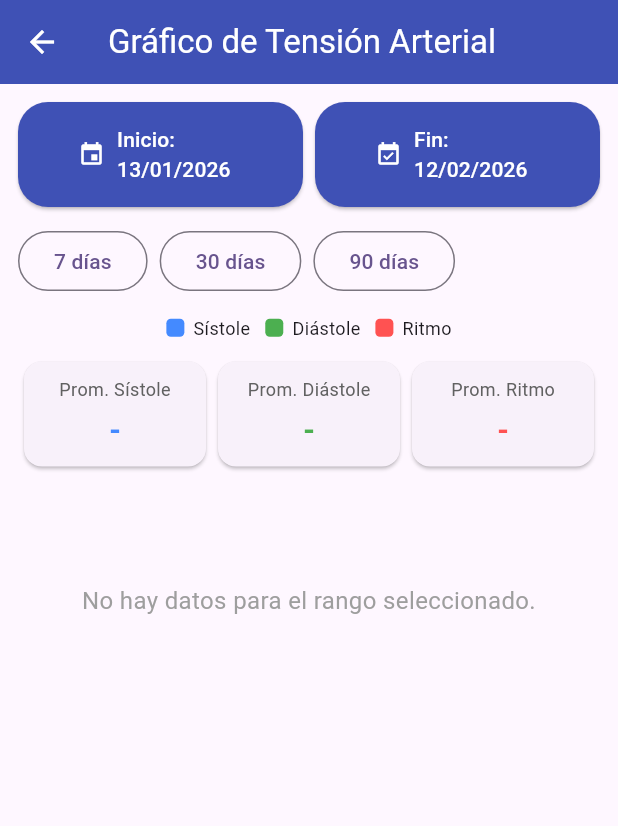
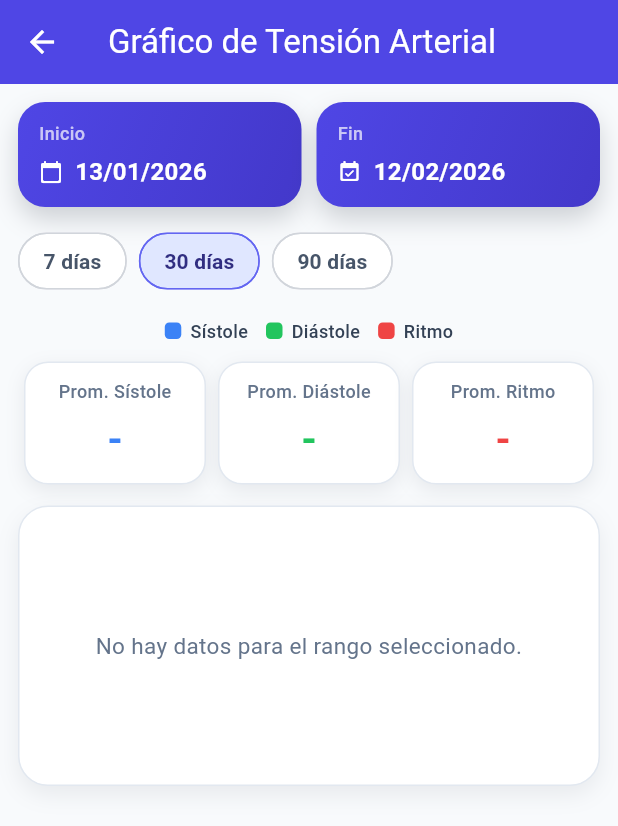
Before and after one commit to alejozd/tomatension, a Flutter app: the VerGraficoPage screen opened directly, on a phone screen of 412 x 824 dp. Shown: the top 826 px of the screen. Run offline on Flutter 3.47's test engine with Material 3 defaults, Android fonts, the phone set to English and light mode, and no system bars; our stand-ins replace fl_chart, package_info_plus, permission_handler, progress_state_button, share_plus, shared_preferences and 2 more; missing offline and left inert: animated_button, excel; accounts and stored records are empty.

Commit message:
Moderniza la UI del gráfico con diseño y animaciones

```diff
--- a/lib/pages/ver_grafico_page.dart
+++ b/lib/pages/ver_grafico_page.dart
@@ -15,12 +15,17 @@ class VerGraficoPage extends StatefulWidget {
 class _VerGraficoPageState extends State<VerGraficoPage> {
   final DatabaseService _dbService = DatabaseService();
 
+  static const Color _sistoleColor = Color(0xFF3B82F6);
+  static const Color _diastoleColor = Color(0xFF22C55E);
+  static const Color _ritmoColor = Color(0xFFEF4444);
+
   List<TensionData> _tensionData = [];
   DateTime _selectedStartDate = DateTime.now().subtract(const Duration(days: 30));
   DateTime _selectedEndDate = DateTime.now();
 
   bool _isLoading = false;
   String? _errorMessage;
+  int _selectedQuickRange = 30;
 
   @override
   void initState() {
@@ -63,6 +68,7 @@ class _VerGraficoPageState extends State<VerGraficoPage> {
       if (!mounted) {
         return;
       }
+
       setState(() {
         _isLoading = false;
       });
@@ -83,6 +89,7 @@ class _VerGraficoPageState extends State<VerGraficoPage> {
 
     setState(() {
       _selectedStartDate = picked;
+      _selectedQuickRange = 0;
       if (_selectedStartDate.isAfter(_selectedEndDate)) {
         _selectedEndDate = _selectedStartDate;
       }
@@ -105,6 +112,7 @@ class _VerGraficoPageState extends State<VerGraficoPage> {
 
     setState(() {
       _selectedEndDate = picked;
+      _selectedQuickRange = 0;
     });
 
     _fetchData();
@@ -112,49 +120,83 @@ class _VerGraficoPageState extends State<VerGraficoPage> {
 
   void _applyQuickRange(int days) {
     setState(() {
+      _selectedQuickRange = days;
       _selectedEndDate = DateTime.now();
       _selectedStartDate = _selectedEndDate.subtract(Duration(days: days));
     });
+
     _fetchData();
   }
 
   double _calculateChartWidth() {
-    final double baseWidth = MediaQuery.of(context).size.width - 26;
-    const double minPointWidth = 44;
+    final double baseWidth = MediaQuery.of(context).size.width - 44;
+    const double minPointWidth = 38;
     return (_tensionData.length * minPointWidth).clamp(baseWidth, double.infinity);
   }
 
-  Widget _buildLegendItem(Color color, String text) {
-    return Row(
-      mainAxisSize: MainAxisSize.min,
-      children: [
-        Container(
-          width: 12,
-          height: 12,
-          decoration: BoxDecoration(
-            color: color,
-            borderRadius: BorderRadius.circular(3),
-          ),
-        ),
-        const SizedBox(width: 6),
-        Text(text, style: const TextStyle(fontSize: 12)),
-      ],
-    );
+  int? _averageBy(int Function(TensionData item) selector) {
+    if (_tensionData.isEmpty) {
+      return null;
+    }
+
+    final total = _tensionData.fold<int>(0, (sum, item) => sum + selector(item));
+    return (total / _tensionData.length).round();
   }
 
-  Widget _buildMetricCard(String label, int? value, Color color) {
+  Widget _buildDateCard({
+    required String title,
+    required DateTime date,
+    required IconData icon,
+    required VoidCallback onTap,
+  }) {
     return Expanded(
-      child: Card(
-        elevation: 1,
-        child: Padding(
-          padding: const EdgeInsets.symmetric(horizontal: 12, vertical: 10),
+      child: InkWell(
+        onTap: onTap,
+        borderRadius: BorderRadius.circular(18),
+        child: Ink(
+          decoration: BoxDecoration(
+            borderRadius: BorderRadius.circular(18),
+            gradient: const LinearGradient(
+              colors: [Color(0xFF4F46E5), Color(0xFF4338CA)],
+              begin: Alignment.topLeft,
+              end: Alignment.bottomRight,
+            ),
+            boxShadow: const [
+              BoxShadow(
+                color: Color(0x331F2937),
+                blurRadius: 14,
+                offset: Offset(0, 8),
+              ),
+            ],
+          ),
+          padding: const EdgeInsets.symmetric(horizontal: 14, vertical: 12),
           child: Column(
+            crossAxisAlignment: CrossAxisAlignment.start,
             children: [
-              Text(label, style: TextStyle(fontSize: 12, color: Colors.grey.shade700)),
-              const SizedBox(height: 4),
               Text(
-                value?.toString() ?? '-',
-                style: TextStyle(fontWeight: FontWeight.bold, fontSize: 20, color: color),
+                title,
+                style: const TextStyle(
+                  color: Colors.white70,
+                  fontSize: 12,
+                  fontWeight: FontWeight.w500,
+                ),
+              ),
+              const SizedBox(height: 6),
+              Row(
+                children: [
+                  Icon(icon, color: Colors.white, size: 16),
+                  const SizedBox(width: 8),
+                  Expanded(
+                    child: Text(
+                      DateFormat('dd/MM/yyyy').format(date),
+                      style: const TextStyle(
+                        color: Colors.white,
+                        fontWeight: FontWeight.w700,
+                        fontSize: 16,
+                      ),
+                    ),
+                  ),
+                ],
               ),
             ],
           ),
@@ -163,25 +205,146 @@ class _VerGraficoPageState extends State<VerGraficoPage> {
     );
   }
 
-  int? _averageBy(int Function(TensionData item) selector) {
-    if (_tensionData.isEmpty) {
-      return null;
-    }
-    final total = _tensionData.fold<int>(0, (sum, item) => sum + selector(item));
-    return (total / _tensionData.length).round();
+  Widget _buildRangeSelector() {
+    return Wrap(
+      spacing: 8,
+      children: [
+        _rangeChip(7),
+        _rangeChip(30),
+        _rangeChip(90),
+      ],
+    );
+  }
+
+  Widget _rangeChip(int days) {
+    final selected = _selectedQuickRange == days;
+    return ChoiceChip(
+      label: Text('$days días'),
+      selected: selected,
+      onSelected: (_) => _applyQuickRange(days),
+      backgroundColor: Colors.white,
+      selectedColor: const Color(0xFFE0E7FF),
+      labelStyle: TextStyle(
+        color: selected ? const Color(0xFF312E81) : const Color(0xFF475569),
+        fontWeight: FontWeight.w600,
+      ),
+      side: BorderSide(
+        color: selected ? const Color(0xFF6366F1) : const Color(0xFFD1D5DB),
+      ),
+      shape: RoundedRectangleBorder(borderRadius: BorderRadius.circular(26)),
+      showCheckmark: false,
+    );
+  }
+
+  Widget _buildLegendItem(Color color, String text) {
+    return Row(
+      mainAxisSize: MainAxisSize.min,
+      children: [
+        Container(
+          width: 11,
+          height: 11,
+          decoration: BoxDecoration(
+            color: color,
+            borderRadius: BorderRadius.circular(3),
+          ),
+        ),
+        const SizedBox(width: 6),
+        Text(
+          text,
+          style: const TextStyle(
+            fontSize: 12,
+            color: Color(0xFF334155),
+            fontWeight: FontWeight.w500,
+          ),
+        ),
+      ],
+    );
+  }
+
+  Widget _buildMetricCard({
+    required String label,
+    required int? value,
+    required Color color,
+  }) {
+    return Expanded(
+      child: Container(
+        margin: const EdgeInsets.symmetric(horizontal: 4),
+        padding: const EdgeInsets.symmetric(horizontal: 10, vertical: 10),
+        decoration: BoxDecoration(
+          color: Colors.white,
+          borderRadius: BorderRadius.circular(16),
+          border: Border.all(color: const Color(0xFFE2E8F0)),
+          boxShadow: const [
+            BoxShadow(
+              color: Color(0x140F172A),
+              blurRadius: 10,
+              offset: Offset(0, 4),
+            ),
+          ],
+        ),
+        child: Column(
+          children: [
+            Text(
+              label,
+              style: const TextStyle(
+                fontSize: 12,
+                color: Color(0xFF64748B),
+                fontWeight: FontWeight.w500,
+              ),
+            ),
+            const SizedBox(height: 6),
+            Text(
+              value?.toString() ?? '-',
+              style: TextStyle(
+                fontSize: 26,
+                color: color,
+                fontWeight: FontWeight.w700,
+              ),
+            ),
+          ],
+        ),
+      ),
+    );
+  }
+
+  LineChartBarData _lineData(
+    List<FlSpot> spots,
+    Color color,
+    bool withArea,
+  ) {
+    return LineChartBarData(
+      spots: spots,
+      isCurved: true,
+      curveSmoothness: 0.28,
+      color: color,
+      barWidth: 3,
+      isStrokeCapRound: true,
+      dotData: const FlDotData(show: false),
+      belowBarData: BarAreaData(
+        show: withArea,
+        gradient: LinearGradient(
+          begin: Alignment.topCenter,
+          end: Alignment.bottomCenter,
+          colors: [
+            color.withOpacity(0.22),
+            color.withOpacity(0.01),
+          ],
+        ),
+      ),
+    );
   }
 
   LineChartData _buildChartData() {
     final List<FlSpot> sistoleSpots = [];
     final List<FlSpot> diastoleSpots = [];
-    final List<FlSpot> ritmoCardiacoSpots = [];
+    final List<FlSpot> ritmoSpots = [];
 
     for (int i = 0; i < _tensionData.length; i++) {
       final item = _tensionData[i];
       final x = i.toDouble();
       sistoleSpots.add(FlSpot(x, item.sistole.toDouble()));
       diastoleSpots.add(FlSpot(x, item.diastole.toDouble()));
-      ritmoCardiacoSpots.add(FlSpot(x, item.ritmoCardiaco.toDouble()));
+      ritmoSpots.add(FlSpot(x, item.ritmoCardiaco.toDouble()));
     }
 
     double minY = 40;
@@ -193,27 +356,34 @@ class _VerGraficoPageState extends State<VerGraficoPage> {
           .toList()
         ..sort();
 
-      minY = (allValues.first - 10).clamp(0, 260).toDouble();
+      minY = (allValues.first - 8).clamp(0, 260).toDouble();
       maxY = (allValues.last + 10).clamp(minY + 20, 260).toDouble();
     }
 
-    final int horizontalLabelStep = _tensionData.length > 7 ? (_tensionData.length / 6).ceil() : 1;
+    final int horizontalLabelStep = _tensionData.length > 6 ? (_tensionData.length / 6).ceil() : 1;
 
     return LineChartData(
       minX: 0,
       maxX: (_tensionData.length > 1 ? _tensionData.length - 1 : 0).toDouble(),
       minY: minY,
       maxY: maxY,
+      clipData: const FlClipData.all(),
       gridData: FlGridData(
         show: true,
         horizontalInterval: 10,
         verticalInterval: horizontalLabelStep.toDouble(),
-        getDrawingHorizontalLine: (value) => FlLine(color: Colors.grey.shade300, strokeWidth: 1),
-        getDrawingVerticalLine: (value) => FlLine(color: Colors.grey.shade300, strokeWidth: 1),
+        getDrawingHorizontalLine: (_) => FlLine(
+          color: const Color(0xFFE2E8F0),
+          strokeWidth: 1,
+        ),
+        getDrawingVerticalLine: (_) => FlLine(
+          color: const Color(0xFFF1F5F9),
+          strokeWidth: 1,
+        ),
       ),
       borderData: FlBorderData(
         show: true,
-        border: Border.all(color: Colors.grey.shade400, width: 1),
+        border: Border.all(color: const Color(0xFFCBD5E1), width: 1),
       ),
       titlesData: FlTitlesData(
         topTitles: const AxisTitles(sideTitles: SideTitles(showTitles: false)),
@@ -221,11 +391,11 @@ class _VerGraficoPageState extends State<VerGraficoPage> {
         leftTitles: AxisTitles(
           sideTitles: SideTitles(
             showTitles: true,
-            reservedSize: 36,
+            reservedSize: 34,
             interval: 20,
-            getTitlesWidget: (value, meta) => Text(
+            getTitlesWidget: (value, _) => Text(
               value.toInt().toString(),
-              style: const TextStyle(fontSize: 10),
+              style: const TextStyle(fontSize: 10, color: Color(0xFF64748B)),
             ),
           ),
         ),
@@ -239,55 +409,106 @@ class _VerGraficoPageState extends State<VerGraficoPage> {
               if (index < 0 || index >= _tensionData.length) {
                 return const SizedBox.shrink();
               }
+
               return SideTitleWidget(
                 axisSide: meta.axisSide,
                 child: Text(
                   DateFormat('dd/MM').format(_tensionData[index].fechaHora),
-                  style: const TextStyle(fontSize: 10),
+                  style: const TextStyle(fontSize: 10, color: Color(0xFF64748B)),
                 ),
               );
             },
           ),
         ),
       ),
-      lineBarsData: [
-        _lineData(sistoleSpots, Colors.blueAccent),
-        _lineData(diastoleSpots, Colors.green),
-        _lineData(ritmoCardiacoSpots, Colors.redAccent),
-      ],
       lineTouchData: LineTouchData(
+        handleBuiltInTouches: true,
         touchTooltipData: LineTouchTooltipData(
-          getTooltipColor: (_) => Colors.blueGrey.shade700,
+          fitInsideHorizontally: true,
+          fitInsideVertically: true,
+          tooltipPadding: const EdgeInsets.all(10),
+          tooltipBorderRadius: BorderRadius.circular(10),
+          getTooltipColor: (_) => const Color(0xFF0F172A).withOpacity(0.92),
           getTooltipItems: (spots) {
             return spots.map((spot) {
               final index = spot.x.toInt();
               if (index < 0 || index >= _tensionData.length) {
                 return null;
               }
+
               final item = _tensionData[index];
               return LineTooltipItem(
                 '${DateFormat('dd/MM/yy HH:mm').format(item.fechaHora)}\n'
                 'Sístole: ${item.sistole}\n'
                 'Diástole: ${item.diastole}\n'
                 'Ritmo: ${item.ritmoCardiaco}',
-                const TextStyle(color: Colors.white),
+                const TextStyle(color: Colors.white, fontWeight: FontWeight.w500),
               );
             }).toList();
           },
         ),
       ),
+      lineBarsData: [
+        _lineData(sistoleSpots, _sistoleColor, true),
+        _lineData(diastoleSpots, _diastoleColor, false),
+        _lineData(ritmoSpots, _ritmoColor, false),
+      ],
     );
   }
 
-  LineChartBarData _lineData(List<FlSpot> spots, Color color) {
-    return LineChartBarData(
-      spots: spots,
-      isCurved: true,
-      color: color,
-      barWidth: 3,
-      isStrokeCapRound: true,
-      dotData: const FlDotData(show: false),
-      belowBarData: BarAreaData(show: false),
+  Widget _buildChartContainer() {
+    if (_isLoading) {
+      return const Padding(
+        padding: EdgeInsets.symmetric(vertical: 70),
+        child: Center(child: CircularProgressIndicator()),
+      );
+    }
+
+    if (_errorMessage != null) {
+      return Padding(
+        padding: const EdgeInsets.symmetric(vertical: 70),
+        child: Center(
+          child: Text(
+            _errorMessage!,
+            textAlign: TextAlign.center,
+            style: const TextStyle(color: Color(0xFF475569), fontSize: 15),
+          ),
+        ),
+      );
+    }
+
+    if (_tensionData.isEmpty) {
+      return const Padding(
+        padding: EdgeInsets.symmetric(vertical: 70),
+        child: Center(
+          child: Text(
+            'No hay datos para el rango seleccionado.',
+            textAlign: TextAlign.center,
+            style: TextStyle(color: Color(0xFF64748B), fontSize: 15),
+          ),
+        ),
+      );
+    }
+
+    return SingleChildScrollView(
+      scrollDirection: Axis.horizontal,
+      child: SizedBox(
+        width: _calculateChartWidth(),
+        height: 340,
+        child: TweenAnimationBuilder<double>(
+          duration: const Duration(milliseconds: 700),
+          tween: Tween(begin: 0, end: 1),
+          builder: (_, value, __) {
+            return Opacity(
+              opacity: value,
+              child: Transform.translate(
+                offset: Offset(0, 16 * (1 - value)),
+                child: LineChart(_buildChartData()),
+              ),
+            );
+          },
+        ),
+      ),
     );
   }
 
@@ -298,95 +519,86 @@ class _VerGraficoPageState extends State<VerGraficoPage> {
     final int? averageRitmo = _averageBy((item) => item.ritmoCardiaco);
 
     return Scaffold(
+      backgroundColor: const Color(0xFFF8FAFC),
       appBar: AppBar(
         title: const Text('Gráfico de Tensión Arterial'),
-        backgroundColor: Colors.indigo,
+        backgroundColor: const Color(0xFF4F46E5),
         foregroundColor: Colors.white,
+        elevation: 0,
       ),
       body: RefreshIndicator(
         onRefresh: _fetchData,
         child: ListView(
           physics: const AlwaysScrollableScrollPhysics(),
-          padding: const EdgeInsets.all(12),
+          padding: const EdgeInsets.fromLTRB(12, 12, 12, 20),
           children: [
             Row(
               children: [
-                Expanded(
-                  child: ElevatedButton.icon(
-                    onPressed: () => _selectStartDate(context),
-                    icon: const Icon(Icons.event, size: 18),
-                    label: Text('Inicio: ${DateFormat('dd/MM/yyyy').format(_selectedStartDate)}'),
-                  ),
+                _buildDateCard(
+                  title: 'Inicio',
+                  date: _selectedStartDate,
+                  icon: Icons.calendar_today_rounded,
+                  onTap: () => _selectStartDate(context),
                 ),
-                const SizedBox(width: 8),
-                Expanded(
-                  child: ElevatedButton.icon(
-                    onPressed: () => _selectEndDate(context),
-                    icon: const Icon(Icons.event_available, size: 18),
-                    label: Text('Fin: ${DateFormat('dd/MM/yyyy').format(_selectedEndDate)}'),
-                  ),
+                const SizedBox(width: 10),
+                _buildDateCard(
+                  title: 'Fin',
+                  date: _selectedEndDate,
+                  icon: Icons.event_available_rounded,
+                  onTap: () => _selectEndDate(context),
                 ),
               ],
             ),
             const SizedBox(height: 12),
+            _buildRangeSelector(),
+            const SizedBox(height: 14),
             Wrap(
-              spacing: 8,
+              spacing: 12,
+              runSpacing: 6,
+              alignment: WrapAlignment.center,
               children: [
-                OutlinedButton(onPressed: () => _applyQuickRange(7), child: const Text('7 días')),
-                OutlinedButton(onPressed: () => _applyQuickRange(30), child: const Text('30 días')),
-                OutlinedButton(onPressed: () => _applyQuickRange(90), child: const Text('90 días')),
+                _buildLegendItem(_sistoleColor, 'Sístole'),
+                _buildLegendItem(_diastoleColor, 'Diástole'),
+                _buildLegendItem(_ritmoColor, 'Ritmo'),
               ],
             ),
             const SizedBox(height: 12),
             Row(
-              mainAxisAlignment: MainAxisAlignment.center,
               children: [
-                _buildLegendItem(Colors.blueAccent, 'Sístole'),
-                const SizedBox(width: 10),
-                _buildLegendItem(Colors.green, 'Diástole'),
-                const SizedBox(width: 10),
-                _buildLegendItem(Colors.redAccent, 'Ritmo'),
-              ],
-            ),
-            const SizedBox(height: 10),
-            Row(
-              children: [
-                _buildMetricCard('Prom. Sístole', averageSistole, Colors.blueAccent),
-                _buildMetricCard('Prom. Diástole', averageDiastole, Colors.green),
-                _buildMetricCard('Prom. Ritmo', averageRitmo, Colors.redAccent),
+                _buildMetricCard(
+                  label: 'Prom. Sístole',
+                  value: averageSistole,
+                  color: _sistoleColor,
+                ),
+                _buildMetricCard(
+                  label: 'Prom. Diástole',
+                  value: averageDiastole,
+                  color: _diastoleColor,
+                ),
+                _buildMetricCard(
+                  label: 'Prom. Ritmo',
+                  value: averageRitmo,
+                  color: _ritmoColor,
+                ),
               ],
             ),
             const SizedBox(height: 14),
-            if (_isLoading)
-              const Padding(
-                padding: EdgeInsets.symmetric(vertical: 60),
-                child: Center(child: CircularProgressIndicator()),
-              )
-            else if (_errorMessage != null)
-              Padding(
-                padding: const EdgeInsets.symmetric(vertical: 60),
-                child: Center(child: Text(_errorMessage!, textAlign: TextAlign.center)),
-              )
-            else if (_tensionData.isEmpty)
-              const Padding(
-                padding: EdgeInsets.symmetric(vertical: 60),
-                child: Center(
-                  child: Text(
-                    'No hay datos para el rango seleccionado.',
-                    textAlign: TextAlign.center,
-                    style: TextStyle(fontSize: 16, color: Colors.grey),
+            Container(
+              decoration: BoxDecoration(
+                color: Colors.white,
+                borderRadius: BorderRadius.circular(20),
+                border: Border.all(color: const Color(0xFFE2E8F0)),
+                boxShadow: const [
+                  BoxShadow(
+                    color: Color(0x120F172A),
+                    blurRadius: 12,
+                    offset: Offset(0, 6),
                   ),
-                ),
-              )
-            else
-              SingleChildScrollView(
-                scrollDirection: Axis.horizontal,
-                child: SizedBox(
-                  width: _calculateChartWidth(),
-                  height: 320,
-                  child: LineChart(_buildChartData()),
-                ),
+                ],
               ),
+              padding: const EdgeInsets.all(12),
+              child: _buildChartContainer(),
+            ),
           ],
         ),
       ),
```
